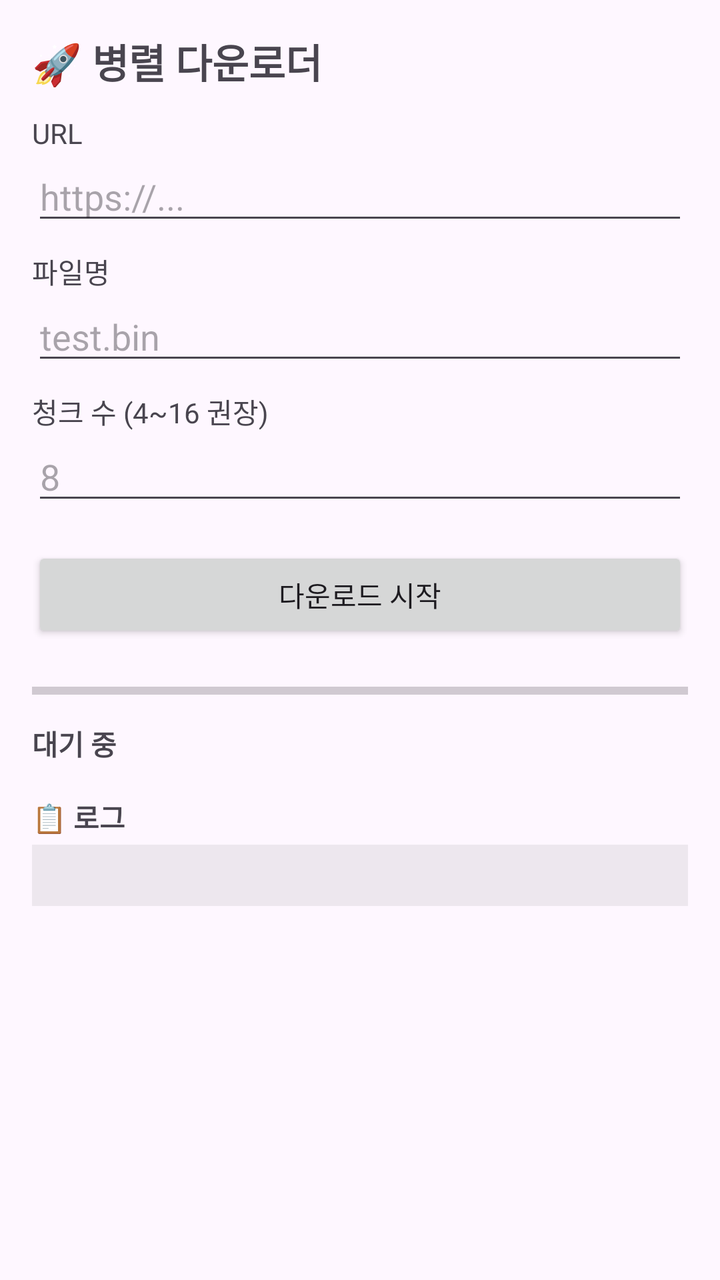
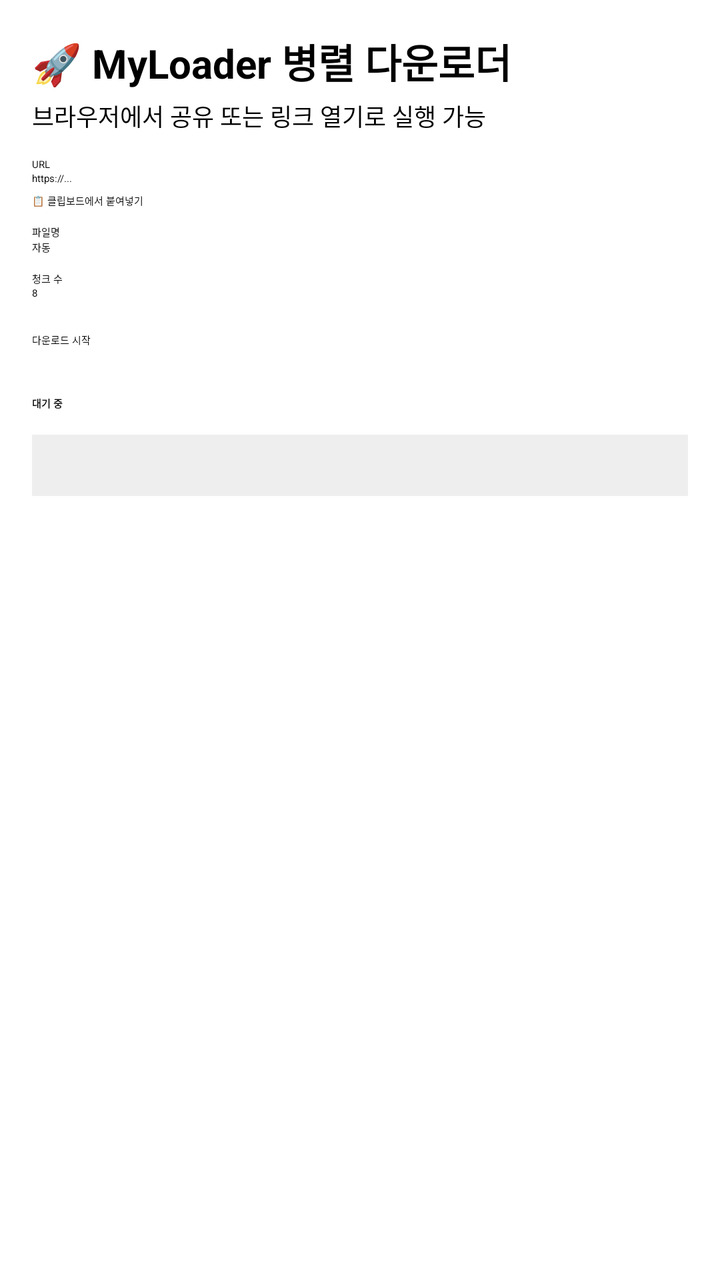

Compare the two renders of this Android layout. The source of the first and the diff that turns it into the second are given below.
<!-- AndroidManifest.xml: application theme Theme.Material3.DayNight -->
<!-- res/layout/activity_main.xml -->
<?xml version="1.0" encoding="utf-8"?>
<ScrollView xmlns:android="http://schemas.android.com/apk/res/android"
    android:layout_width="match_parent"
    android:layout_height="match_parent"
    android:padding="16dp">

    <LinearLayout
        android:layout_width="match_parent"
        android:layout_height="wrap_content"
        android:orientation="vertical">

        <TextView
            android:layout_width="wrap_content"
            android:layout_height="wrap_content"
            android:text="🚀 병렬 다운로더"
            android:textSize="20sp"
            android:textStyle="bold"
            android:layout_marginBottom="12dp" />

        <TextView
            android:layout_width="wrap_content"
            android:layout_height="wrap_content"
            android:text="URL" />

        <EditText
            android:id="@+id/urlInput"
            android:layout_width="match_parent"
            android:layout_height="wrap_content"
            android:inputType="textUri"
            android:hint="https://..." />

        <TextView
            android:layout_width="wrap_content"
            android:layout_height="wrap_content"
            android:layout_marginTop="8dp"
            android:text="파일명" />

        <EditText
            android:id="@+id/fileNameInput"
            android:layout_width="match_parent"
            android:layout_height="wrap_content"
            android:inputType="text"
            android:hint="test.bin" />

        <TextView
            android:layout_width="wrap_content"
            android:layout_height="wrap_content"
            android:layout_marginTop="8dp"
            android:text="청크 수 (4~16 권장)" />

        <EditText
            android:id="@+id/chunkInput"
            android:layout_width="match_parent"
            android:layout_height="wrap_content"
            android:inputType="number"
            android:hint="8" />

        <Button
            android:id="@+id/startBtn"
            android:layout_width="match_parent"
            android:layout_height="wrap_content"
            android:layout_marginTop="16dp"
            android:text="다운로드 시작" />

        <ProgressBar
            android:id="@+id/progressBar"
            style="?android:attr/progressBarStyleHorizontal"
            android:layout_width="match_parent"
            android:layout_height="wrap_content"
            android:layout_marginTop="16dp"
            android:max="100" />

        <TextView
            android:id="@+id/statusText"
            android:layout_width="match_parent"
            android:layout_height="wrap_content"
            android:layout_marginTop="8dp"
            android:text="대기 중"
            android:textStyle="bold" />

        <TextView
            android:layout_width="wrap_content"
            android:layout_height="wrap_content"
            android:layout_marginTop="16dp"
            android:text="📋 로그"
            android:textStyle="bold" />

        <TextView
            android:id="@+id/logText"
            android:layout_width="match_parent"
            android:layout_height="wrap_content"
            android:layout_marginTop="4dp"
            android:background="#11000000"
            android:padding="8dp"
            android:fontFamily="monospace"
            android:textSize="11sp"
            android:textIsSelectable="true" />

    </LinearLayout>
</ScrollView>
<!-- resources referenced by this layout -->
<resources>

</resources>

<!-- the commit's change to res/layout/activity_main.xml (unified diff, before → after) -->
@@ -12,9 +12,16 @@
         <TextView
             android:layout_width="wrap_content"
             android:layout_height="wrap_content"
-            android:text="🚀 병렬 다운로더"
+            android:text="🚀 MyLoader 병렬 다운로더"
             android:textSize="20sp"
             android:textStyle="bold"
+            android:layout_marginBottom="4dp" />
+
+        <TextView
+            android:layout_width="wrap_content"
+            android:layout_height="wrap_content"
+            android:text="브라우저에서 공유 또는 링크 열기로 실행 가능"
+            android:textSize="12sp"
             android:layout_marginBottom="12dp" />
 
         <TextView
@@ -29,6 +36,13 @@
             android:inputType="textUri"
             android:hint="https://..." />
 
+        <Button
+            android:id="@+id/pasteBtn"
+            android:layout_width="match_parent"
+            android:layout_height="wrap_content"
+            android:layout_marginTop="4dp"
+            android:text="📋 클립보드에서 붙여넣기" />
+
         <TextView
             android:layout_width="wrap_content"
             android:layout_height="wrap_content"
@@ -40,13 +54,13 @@
             android:layout_width="match_parent"
             android:layout_height="wrap_content"
             android:inputType="text"
-            android:hint="test.bin" />
+            android:hint="자동" />
 
         <TextView
             android:layout_width="wrap_content"
             android:layout_height="wrap_content"
             android:layout_marginTop="8dp"
-            android:text="청크 수 (4~16 권장)" />
+            android:text="청크 수" />
 
         <EditText
             android:id="@+id/chunkInput"
@@ -79,17 +93,10 @@
             android:textStyle="bold" />
 
         <TextView
-            android:layout_width="wrap_content"
-            android:layout_height="wrap_content"
-            android:layout_marginTop="16dp"
-            android:text="📋 로그"
-            android:textStyle="bold" />
-
-        <TextView
             android:id="@+id/logText"
             android:layout_width="match_parent"
             android:layout_height="wrap_content"
-            android:layout_marginTop="4dp"
+            android:layout_marginTop="12dp"
             android:background="#11000000"
             android:padding="8dp"
             android:fontFamily="monospace"
